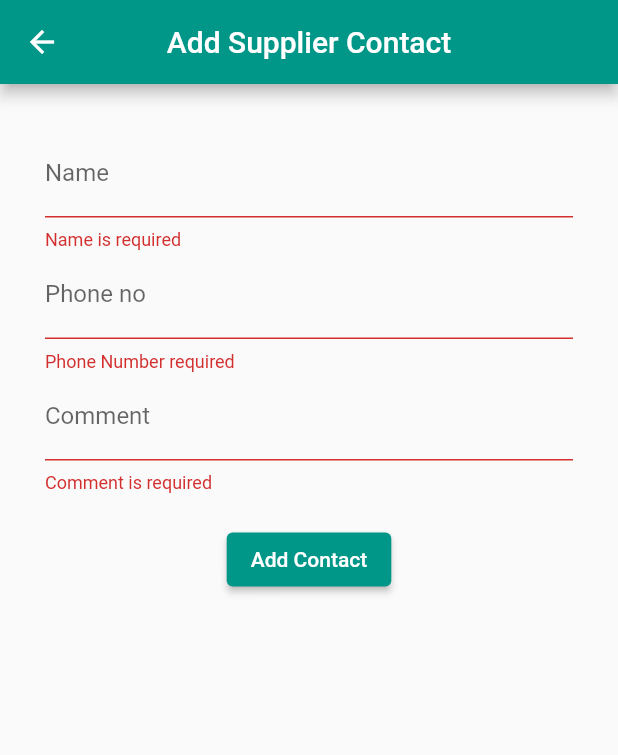
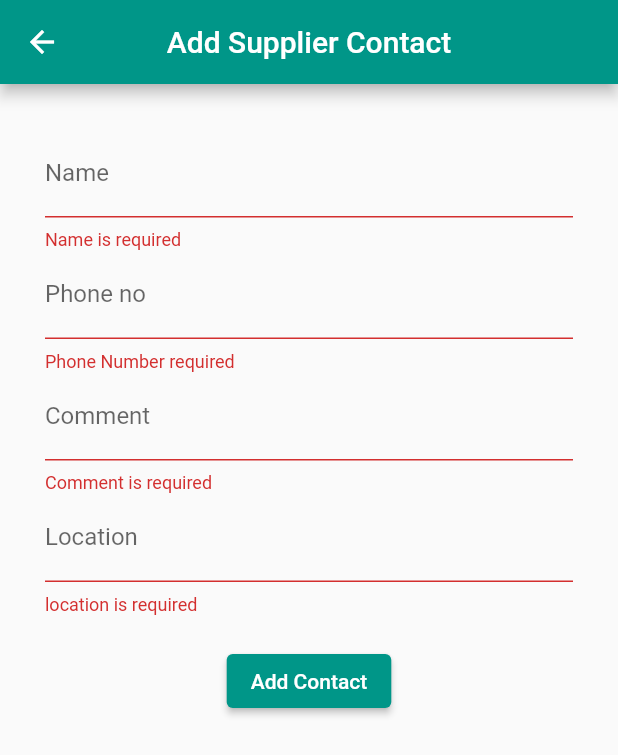
Before and after one commit to ephrem-del/demakk_hisab, a Flutter app: the AddContactPage screen opened directly, after a tap on "Add Contact", on a phone screen of 412 x 824 dp. Shown: the top 755 px of the screen. Run offline on Flutter 3.47's test engine with Material 2 defaults, Android fonts, the light colour scheme and no system bars; our stand-ins replace animated_text_kit, cloud_firestore, firebase_auth, firebase_core, local_auth; accounts and stored records are empty.

Commit message:
fixed some bugs

```diff
--- a/lib/src/models/supplier.dart
+++ b/lib/src/models/supplier.dart
@@ -4,11 +4,13 @@ class Supplier {
   final String name;
   final String phoneNumber;
   final String comment;
+  final String location;
   final String? id;
   Supplier(
       {required this.name,
       required this.phoneNumber,
       required this.comment,
+      required this.location,
       this.id = ''});
 
   Map<String, dynamic> toMap() {
@@ -16,6 +18,7 @@ class Supplier {
       'name': name,
       'phoneNumber': phoneNumber,
       'comment': comment,
+      'location': location,
     };
   }
 
@@ -24,6 +27,7 @@ class Supplier {
         name: doc['name'],
         phoneNumber: doc['phoneNumber'],
         comment: doc['comment'],
+        location: doc['location'],
         id: doc.id);
   }
 }
--- a/lib/src/routes/add_contact_page.dart
+++ b/lib/src/routes/add_contact_page.dart
@@ -16,6 +16,8 @@ class _AddContactPageState extends State<AddContactPage> {
 
   final TextEditingController _commentController = TextEditingController();
 
+  final TextEditingController _locationController = TextEditingController();
+
   final _formKey = GlobalKey<FormState>();
 
   final AddContactViewModel _addContactViewModel = AddContactViewModel();
@@ -24,8 +26,10 @@ class _AddContactPageState extends State<AddContactPage> {
     final String name = _nameController.text;
     final String phoneNumber = _phoneNumberController.text;
     final String comment = _commentController.text;
+    final String location = _locationController.text;
     if (_formKey.currentState!.validate()) {
-      await _addContactViewModel.addContact(name, phoneNumber, comment);
+      await _addContactViewModel.addContact(
+          name, phoneNumber, comment, location);
       Navigator.pop(context);
     }
   }
@@ -80,10 +84,23 @@ class _AddContactPageState extends State<AddContactPage> {
                       return 'Comment is required';
                     }
                   },
-                  keyboardType: TextInputType.phone,
+                  keyboardType: TextInputType.name,
+                  textInputAction: TextInputAction.next,
+                  decoration: InputDecoration(
+                    labelText: 'Comment',
+                  ),
+                ),
+                TextFormField(
+                  controller: _locationController,
+                  validator: (value) {
+                    if (value == null || value.isEmpty) {
+                      return 'location is required';
+                    }
+                  },
+                  keyboardType: TextInputType.name,
                   textInputAction: TextInputAction.done,
                   decoration: InputDecoration(
-                    labelText: 'Comment',
+                    labelText: 'Location',
                   ),
                 ),
                 SizedBox(
--- a/lib/src/view_models/add_contact_view_model.dart
+++ b/lib/src/view_models/add_contact_view_model.dart
@@ -3,16 +3,18 @@ import 'package:demakk_hisab/src/models/model.dart';
 
 class AddContactViewModel {
   Future<bool> addContact(
-      String name, String phoneNumber, String comment) async {
+      String name, String phoneNumber, String comment, String location) async {
     bool _isSaved = false;
     final String _name = name;
     final String _phoneNumber = phoneNumber;
     final String _comment = comment;
+    final String _location = location;
 
     final _supplier = Supplier(
       name: _name,
       phoneNumber: _phoneNumber,
       comment: _comment,
+      location: _location,
     );
 
     try {
--- a/lib/src/view_models/supplier_view_model.dart
+++ b/lib/src/view_models/supplier_view_model.dart
@@ -16,6 +16,10 @@ class SupplierViewModel {
     return supplier.comment;
   }
 
+  String get location {
+    return supplier.location;
+  }
+
   String get id {
     return supplier.id!;
   }
```
Also changed, not shown: lib/src/routes/contacts_page.dart (+42 -24 lines).
